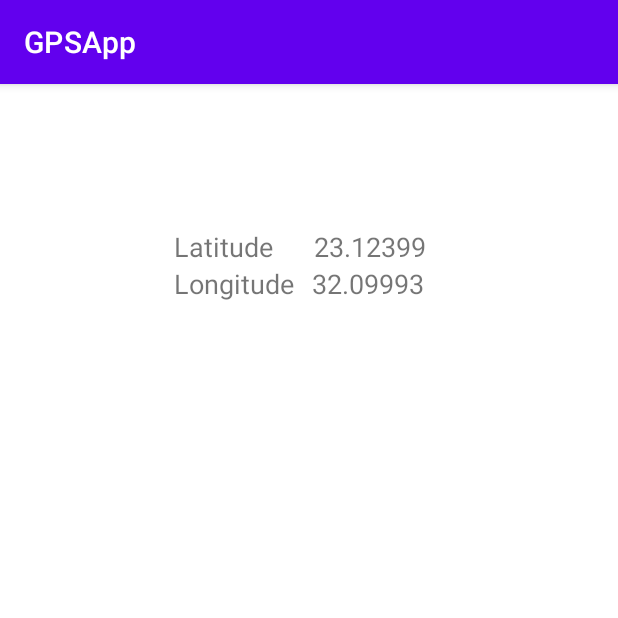
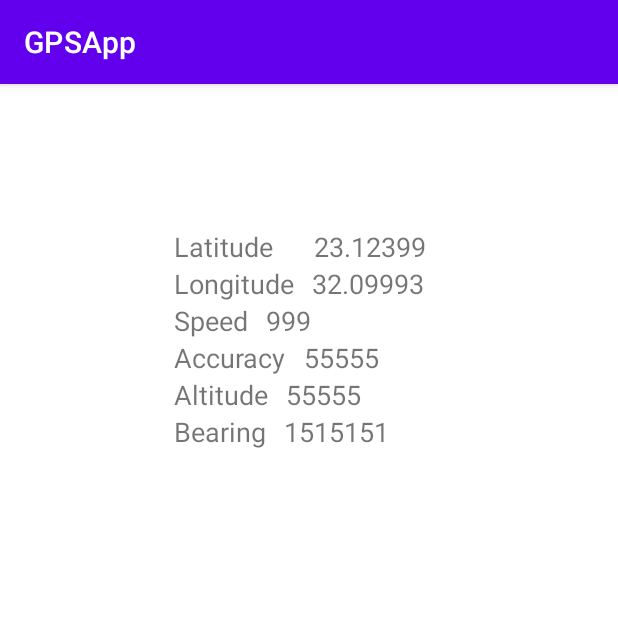
Before and after one commit to Alex-Eriksen/GPSApp, an Android app: the screen it shows after launch (MainActivity), on a phone screen of 412 x 824 dp, the top half of it. Run offline under Robolectric (Android 15) with nearby library versions, the phone set to English and light mode, and no system bars.

Commit message:
Added 4 more properties to the GPSApp

```diff
--- a/app/src/main/java/ave/tec/gpsapp/MainActivity.java
+++ b/app/src/main/java/ave/tec/gpsapp/MainActivity.java
@@ -19,8 +19,7 @@ import com.google.android.gms.location.FusedLocationProviderClient;
 public class MainActivity extends AppCompatActivity {
     private FusedLocationProviderClient fusedLocationClient;
 
-    private TextView txt_latitude;
-    private TextView txt_longitude;
+    private TextView txt_latitude, txt_longitude, txt_speed, txt_accuracy, txt_altitude, txt_bearing;
 
     @Override
     protected void onCreate(Bundle savedInstanceState) {
@@ -29,6 +28,10 @@ public class MainActivity extends AppCompatActivity {
 
         txt_latitude = (TextView) findViewById(R.id.txt_latitude);
         txt_longitude = (TextView) findViewById(R.id.txt_longitude);
+        txt_speed = (TextView) findViewById(R.id.txt_speed);
+        txt_accuracy = (TextView) findViewById(R.id.txt_accuracy);
+        txt_altitude = (TextView) findViewById(R.id.txt_altitude);
+        txt_bearing = (TextView) findViewById(R.id.txt_bearing);
 
         fusedLocationClient = getFusedLocationProviderClient(this);
         getUpdates();
@@ -52,6 +55,10 @@ public class MainActivity extends AppCompatActivity {
             {
                 setLatitude(location.getLatitude());
                 setLongitude(location.getLongitude());
+                setSpeed(location.getSpeed());
+                setAccuracy(location.getAccuracy());
+                setAltitude(location.getAltitude());
+                setBearing(location.getBearing());
             }
         });
     }
@@ -63,6 +70,22 @@ public class MainActivity extends AppCompatActivity {
     private void setLongitude(double longitude)
     {
         txt_longitude.setText(String.valueOf(longitude));
+    }
+    private void setSpeed(float speed)
+    {
+        txt_speed.setText(String.valueOf(speed));
+    }
+    private void setAccuracy(float accuracy)
+    {
+        txt_accuracy.setText(String.valueOf(accuracy));
+    }
+    private void setAltitude(double altitude)
+    {
+        txt_altitude.setText(String.valueOf(altitude));
+    }
+    private void setBearing(float bearing)
+    {
+        txt_bearing.setText(String.valueOf(bearing));
     }
 
     private void permissions()
--- a/app/src/main/res/layout/activity_main.xml
+++ b/app/src/main/res/layout/activity_main.xml
@@ -48,4 +48,88 @@
         app:layout_constraintTop_toTopOf="@id/txt_longitude_title"
         android:layout_marginStart="12sp"
         />
+
+    <TextView
+        android:id="@+id/txt_speed_title"
+        android:layout_width="wrap_content"
+        android:layout_height="wrap_content"
+        android:text="@string/speed"
+        app:layout_constraintTop_toBottomOf="@id/txt_longitude_title"
+        app:layout_constraintStart_toStartOf="@id/txt_longitude_title"
+        android:textSize="18sp"
+        />
+
+    <TextView
+        android:id="@+id/txt_speed"
+        android:layout_width="wrap_content"
+        android:layout_height="wrap_content"
+        android:text="999"
+        android:textSize="18sp"
+        app:layout_constraintStart_toEndOf="@id/txt_speed_title"
+        app:layout_constraintTop_toTopOf="@id/txt_speed_title"
+        android:layout_marginStart="12sp"
+        />
+
+    <TextView
+        android:id="@+id/txt_accuracy_title"
+        android:layout_width="wrap_content"
+        android:layout_height="wrap_content"
+        android:text="@string/accuracy"
+        app:layout_constraintTop_toBottomOf="@id/txt_speed_title"
+        app:layout_constraintStart_toStartOf="@id/txt_speed_title"
+        android:textSize="18sp"
+        />
+
+    <TextView
+        android:id="@+id/txt_accuracy"
+        android:layout_width="wrap_content"
+        android:layout_height="wrap_content"
+        android:text="55555"
+        android:textSize="18sp"
+        app:layout_constraintStart_toEndOf="@id/txt_accuracy_title"
+        app:layout_constraintTop_toTopOf="@id/txt_accuracy_title"
+        android:layout_marginStart="12sp"
+        />
+
+    <TextView
+        android:id="@+id/txt_altitude_title"
+        android:layout_width="wrap_content"
+        android:layout_height="wrap_content"
+        android:text="@string/altitude"
+        app:layout_constraintTop_toBottomOf="@id/txt_accuracy_title"
+        app:layout_constraintStart_toStartOf="@id/txt_accuracy_title"
+        android:textSize="18sp"
+        />
+
+    <TextView
+        android:id="@+id/txt_altitude"
+        android:layout_width="wrap_content"
+        android:layout_height="wrap_content"
+        android:text="55555"
+        android:textSize="18sp"
+        app:layout_constraintStart_toEndOf="@id/txt_altitude_title"
+        app:layout_constraintTop_toTopOf="@id/txt_altitude_title"
+        android:layout_marginStart="12sp"
+        />
+
+    <TextView
+        android:id="@+id/txt_bearing_title"
+        android:layout_width="wrap_content"
+        android:layout_height="wrap_content"
+        android:text="@string/bearing"
+        app:layout_constraintTop_toBottomOf="@id/txt_altitude_title"
+        app:layout_constraintStart_toStartOf="@id/txt_altitude_title"
+        android:textSize="18sp"
+        />
+
+    <TextView
+        android:id="@+id/txt_bearing"
+        android:layout_width="wrap_content"
+        android:layout_height="wrap_content"
+        android:text="1515151"
+        android:textSize="18sp"
+        app:layout_constraintStart_toEndOf="@id/txt_bearing_title"
+        app:layout_constraintTop_toTopOf="@id/txt_bearing_title"
+        android:layout_marginStart="12sp"
+        />
 </androidx.constraintlayout.widget.ConstraintLayout>
--- a/app/src/main/res/values/strings.xml
+++ b/app/src/main/res/values/strings.xml
@@ -2,4 +2,8 @@
     <string name="app_name">GPSApp</string>
     <string name="longitude">Longitude</string>
     <string name="latitude">Latitude</string>
+    <string name="speed">Speed</string>
+    <string name="accuracy">Accuracy</string>
+    <string name="altitude">Altitude</string>
+    <string name="bearing">Bearing</string>
 </resources>
```
